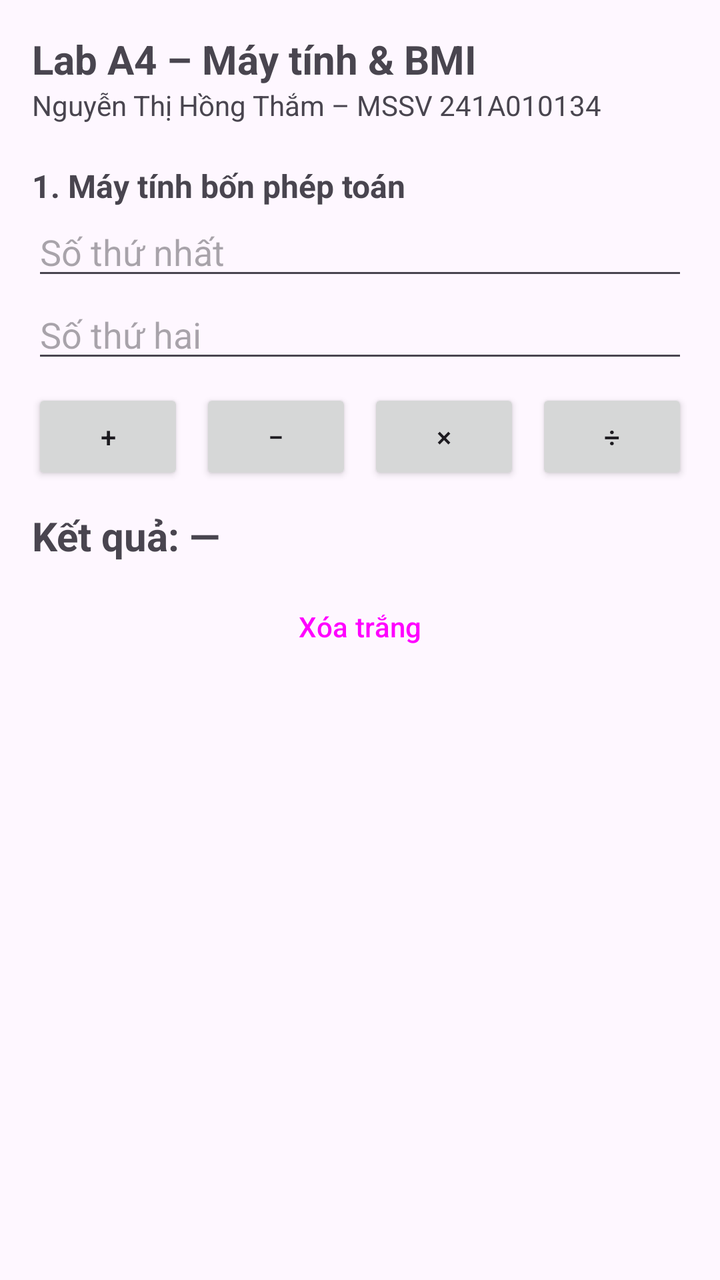
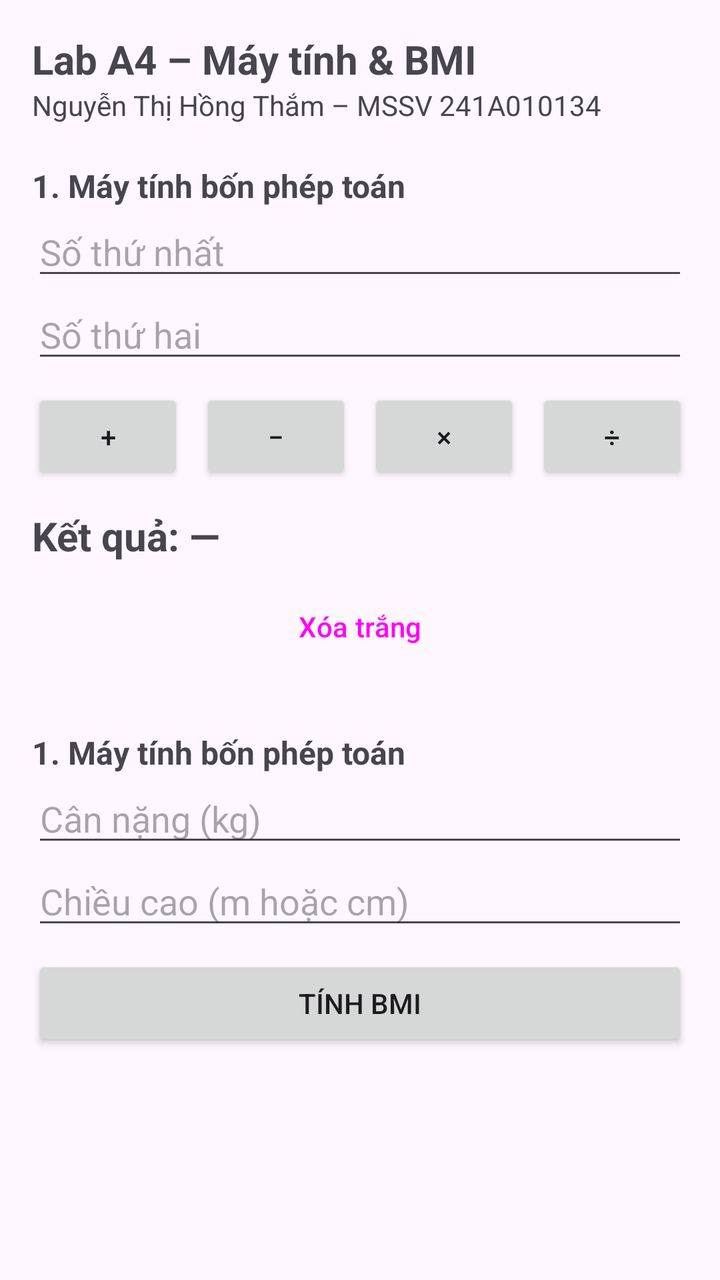

Before-and-after screenshots of an Android layout around one commit, followed by the original layout XML and the change that was made.
<!-- AndroidManifest.xml: application theme Theme.A4_241A010134 -->
<!-- res/layout/activity_main.xml -->
<?xml version="1.0" encoding="utf-8"?>
<ScrollView xmlns:android="http://schemas.android.com/apk/res/android"
    android:id="@+id/main"
    android:layout_width="match_parent"
    android:layout_height="match_parent">

    <LinearLayout
        android:layout_width="match_parent"
        android:layout_height="wrap_content"
        android:orientation="vertical"
        android:padding="16dp">

        <TextView
            android:layout_width="wrap_content"
            android:layout_height="wrap_content"
            android:text="@string/title"
            android:textSize="20sp"
            android:textStyle="bold" />

        <TextView
            android:layout_width="wrap_content"
            android:layout_height="wrap_content"
            android:text="@string/student"
            android:textSize="14sp" />

        
        <TextView
            android:layout_width="wrap_content"
            android:layout_height="wrap_content"
            android:layout_marginTop="20dp"
            android:text="@string/section_calc"
            android:textSize="16sp"
            android:textStyle="bold" />

        <EditText
            android:id="@+id/edtSoA"
            android:layout_width="match_parent"
            android:layout_height="wrap_content"
            android:hint="@string/hint_a"
            android:importantForAutofill="no"
            android:inputType="numberDecimal|numberSigned" />

        <EditText
            android:id="@+id/edtSoB"
            android:layout_width="match_parent"
            android:layout_height="wrap_content"
            android:hint="@string/hint_b"
            android:importantForAutofill="no"
            android:inputType="numberDecimal|numberSigned" />

        <LinearLayout
            android:layout_width="match_parent"
            android:layout_height="wrap_content"
            android:layout_marginTop="8dp"
            android:orientation="horizontal">

            <Button
                android:id="@+id/btnCong"
                android:layout_width="0dp"
                android:layout_height="wrap_content"
                android:layout_weight="1"
                android:text="@string/op_add" />

            <Button
                android:id="@+id/btnTru"
                android:layout_width="0dp"
                android:layout_height="wrap_content"
                android:layout_marginStart="8dp"
                android:layout_weight="1"
                android:text="@string/op_sub" />

            <Button
                android:id="@+id/btnNhan"
                android:layout_width="0dp"
                android:layout_height="wrap_content"
                android:layout_marginStart="8dp"
                android:layout_weight="1"
                android:text="@string/op_mul" />

            <Button
                android:id="@+id/btnChia"
                android:layout_width="0dp"
                android:layout_height="wrap_content"
                android:layout_marginStart="8dp"
                android:layout_weight="1"
                android:text="@string/op_div" />
        </LinearLayout>

        <TextView
            android:id="@+id/tvKetQua"
            android:layout_width="match_parent"
            android:layout_height="wrap_content"
            android:layout_marginTop="12dp"
            android:text="@string/result_placeholder"
            android:textSize="20sp"
            android:textStyle="bold" />

        <Button
            android:id="@+id/btnXoa"
            style="?attr/materialButtonOutlinedStyle"
            android:layout_width="match_parent"
            android:layout_height="wrap_content"
            android:layout_marginTop="8dp"
            android:text="@string/clear" />

    </LinearLayout>
</ScrollView>
<!-- resources referenced by this layout -->
<resources>
  <string name="clear">Xóa trắng</string>
  <string name="hint_a">Số thứ nhất</string>
  <string name="hint_b">Số thứ hai</string>
  <string name="op_add">+</string>
  <string name="op_div">÷</string>
  <string name="op_mul">×</string>
  <string name="op_sub">−</string>
  <string name="result_placeholder">Kết quả: —</string>
  <string name="section_calc">1. Máy tính bốn phép toán</string>
  <string name="student">Nguyễn Thị Hồng Thắm – MSSV 241A010134</string>
  <string name="title">Lab A4 – Máy tính &amp; BMI</string>
  <style name="Theme.A4_241A010134" parent="Base.Theme.A4_241A010134" />
  <style name="Base.Theme.A4_241A010134" parent="Theme.Material3.DayNight.NoActionBar">
          
          
      </style>
</resources>

<!-- the commit's change to res/layout/activity_main.xml (unified diff, before → after) -->
@@ -103,5 +103,50 @@
             android:layout_marginTop="8dp"
             android:text="@string/clear" />
 
+        
+        <TextView
+            android:layout_width="wrap_content"
+            android:layout_height="wrap_content"
+            android:layout_marginTop="28dp"
+            android:text="@string/section_calc"
+            android:textSize="16sp"
+            android:textStyle="bold" />
+
+        <EditText
+            android:id="@+id/edtCanNang"
+            android:layout_width="match_parent"
+            android:layout_height="wrap_content"
+            android:hint="@string/hint_weight"
+            android:importantForAutofill="no"
+            android:inputType="numberDecimal" />
+
+        <EditText
+            android:id="@+id/edtChieuCao"
+            android:layout_width="match_parent"
+            android:layout_height="wrap_content"
+            android:hint="@string/hint_height"
+            android:importantForAutofill="no"
+            android:inputType="numberDecimal" />
+
+        <Button
+            android:id="@+id/btnTinhBmi"
+            android:layout_width="match_parent"
+            android:layout_height="wrap_content"
+            android:layout_marginTop="8dp"
+            android:text="@string/calc_bmi" />
+
+        <TextView
+            android:id="@+id/tvBmi"
+            android:layout_width="match_parent"
+            android:layout_height="wrap_content"
+            android:layout_marginTop="12dp"
+            android:textSize="20sp"
+            android:textStyle="bold" />
+
+        <TextView
+            android:id="@+id/tvPhanLoai"
+            android:layout_width="match_parent"
+            android:layout_height="wrap_content"
+            android:textSize="16sp" />
     </LinearLayout>
 </ScrollView>
<!-- resource entries referenced after the edit -->
@@ -1,8 +1,11 @@
 <!-- resources referenced by this layout -->
 <resources>
+  <string name="calc_bmi">Tính BMI</string>
   <string name="clear">Xóa trắng</string>
   <string name="hint_a">Số thứ nhất</string>
   <string name="hint_b">Số thứ hai</string>
+  <string name="hint_height">Chiều cao (m hoặc cm)</string>
+  <string name="hint_weight">Cân nặng (kg)</string>
   <string name="op_add">+</string>
   <string name="op_div">÷</string>
   <string name="op_mul">×</string>
